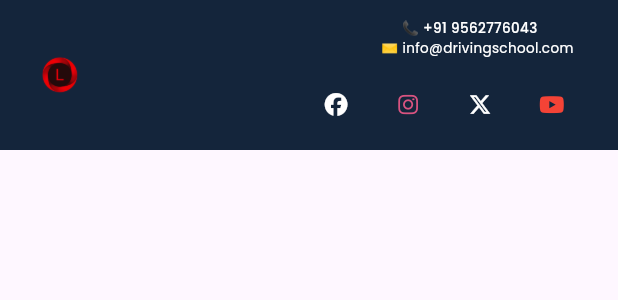
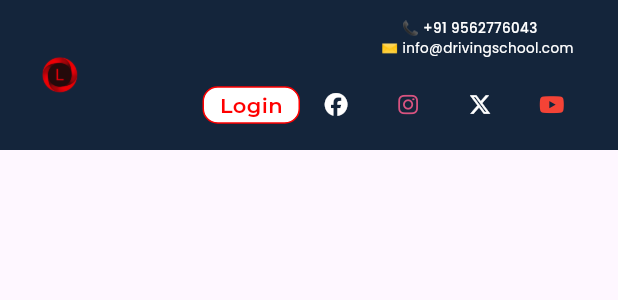
Before and after one commit to ajayp005/driving_web_lepton, a Flutter app: the ResponsiveMobileAppBar widget shown alone on an empty page, opened directly, on a phone screen of 412 x 824 dp. Shown: the top 300 px of the screen. Run offline on Flutter 3.47's test engine with Material 3 defaults, Android fonts, the phone set to English and light mode, and no system bars; our stand-ins replace flutter_staggered_animations, font_awesome_flutter, google_fonts.

Commit message:
June 19 10:30 commit

```diff
--- a/lib/view/home/appBar/appBar.dart
+++ b/lib/view/home/appBar/appBar.dart
@@ -2,6 +2,7 @@ import 'package:flutter/material.dart';
 import 'package:font_awesome_flutter/font_awesome_flutter.dart';
 import 'package:google_fonts/google_fonts.dart';
 import 'package:new_project_driving/view/colors/colors.dart';
+import 'package:new_project_driving/view/fonts/google_monstre.dart';
 import 'package:new_project_driving/view/widget/responsive/responsive.dart';
 import 'package:url_launcher/url_launcher.dart';
 import 'package:url_launcher/url_launcher_string.dart';
@@ -51,7 +52,7 @@ import 'package:url_launcher/url_launcher_string.dart';
 
 void _launchURL(String url) async {
   if (await canLaunchUrlString(url)) {
-    await launchUrl;
+    launchUrl;
   } else {
     throw 'Could not launch $url';
   }
@@ -68,7 +69,7 @@ class ResponsiveMobileAppBar extends StatelessWidget {
 
       return Container(
         color: const Color.fromARGB(255, 20, 37, 59),
-        height:  100,
+        height: 100,
         // ResponsiveWebSite.isMobile(context) ? 150 : 100,
         child: Padding(
           padding: const EdgeInsets.symmetric(vertical: 5, horizontal: 20),
@@ -105,24 +106,38 @@ class ResponsiveMobileAppBar extends StatelessWidget {
                           ResponsiveWebSite.isMobile(context)
                               ? Row(
                                   children: [
+                                    Container(
+                                        height: 25,
+                                        width: 65,
+                                        margin: EdgeInsets.zero,
+                                        decoration: BoxDecoration(
+                                            borderRadius:
+                                                const BorderRadius.all(Radius.circular(10)),
+                                            color: cWhite,
+                                            border: Border.all(color: cred)),
+                                        child: Center(
+                                          child: GoogleMonstserratWidgets(
+                                            text: "Login",
+                                            fontsize: 14,
+                                            fontWeight: FontWeight.w600,
+                                            color: cred,
+                                          ),
+                                        )),
                                     IconButton(
                                       icon: const FaIcon(
                                         size: 15,
                                         FontAwesomeIcons.facebook,
                                         color: Colors.white,
                                       ),
-                                      onPressed: () => _launchURL(
-                                          'https://www.facebook.com'),
+                                      onPressed: () => _launchURL('https://www.facebook.com'),
                                     ),
                                     IconButton(
                                       icon: const FaIcon(
                                         size: 15,
                                         FontAwesomeIcons.instagram,
-                                        color:
-                                            Color.fromARGB(255, 217, 83, 128),
+                                        color: Color.fromARGB(255, 217, 83, 128),
                                       ),
-                                      onPressed: () => _launchURL(
-                                          'https://www.instagram.com'),
+                                      onPressed: () => _launchURL('https://www.instagram.com'),
                                     ),
                                     IconButton(
                                       focusColor: Colors.black,
@@ -131,8 +146,7 @@ class ResponsiveMobileAppBar extends StatelessWidget {
                                         FontAwesomeIcons.xTwitter,
                                         color: Colors.white,
                                       ),
-                                      onPressed: () =>
-                                          _launchURL('https://www.twitter.com'),
+                                      onPressed: () => _launchURL('https://www.twitter.com'),
                                     ),
                                     IconButton(
                                       icon: const FaIcon(
@@ -140,31 +154,51 @@ class ResponsiveMobileAppBar extends StatelessWidget {
                                         FontAwesomeIcons.youtube,
                                         color: Colors.red,
                                       ),
-                                      onPressed: () =>
-                                          _launchURL('https://www.youtube.com'),
+                                      onPressed: () => _launchURL('https://www.youtube.com'),
                                     ),
                                   ],
                                 )
                               : Row(
                                   children: [
+                                    Padding(
+                                      padding: const EdgeInsets.only(right: 20),
+                                      child: InkWell(onTap: () {
+
+                                      },
+                                        child: Container(
+                                            height: 25,
+                                            width: 65,
+                                            margin: EdgeInsets.zero,
+                                            decoration: BoxDecoration(
+                                                borderRadius:
+                                                    const BorderRadius.all(Radius.circular(10)),
+                                                color: cWhite,
+                                                border: Border.all(color: cred)),
+                                            child: Center(
+                                              child: GoogleMonstserratWidgets(
+                                                text: "Login",
+                                                fontsize: 14,
+                                                fontWeight: FontWeight.w600,
+                                                color: cred,
+                                              ),
+                                            )),
+                                      ),
+                                    ),
                                     IconButton(
                                       icon: const FaIcon(
                                         size: 20,
                                         FontAwesomeIcons.facebook,
                                         color: Colors.white,
                                       ),
-                                      onPressed: () => _launchURL(
-                                          'https://www.facebook.com'),
+                                      onPressed: () => _launchURL('https://www.facebook.com'),
                                     ),
                                     IconButton(
                                       icon: const FaIcon(
                                         size: 20,
                                         FontAwesomeIcons.instagram,
-                                        color:
-                                            Color.fromARGB(255, 217, 83, 128),
+                                        color: Color.fromARGB(255, 217, 83, 128),
                                       ),
-                                      onPressed: () => _launchURL(
-                                          'https://www.instagram.com'),
+                                      onPressed: () => _launchURL('https://www.instagram.com'),
                                     ),
                                     IconButton(
                                       focusColor: Colors.black,
@@ -173,8 +207,7 @@ class ResponsiveMobileAppBar extends StatelessWidget {
                                         FontAwesomeIcons.xTwitter,
                                         color: Colors.white,
                                       ),
-                                      onPressed: () =>
-                                          _launchURL('https://www.twitter.com'),
+                                      onPressed: () => _launchURL('https://www.twitter.com'),
                                     ),
                                     IconButton(
                                       icon: const FaIcon(
@@ -182,8 +215,7 @@ class ResponsiveMobileAppBar extends StatelessWidget {
                                         FontAwesomeIcons.youtube,
                                         color: Colors.red,
                                       ),
-                                      onPressed: () =>
-                                          _launchURL('https://www.youtube.com'),
+                                      onPressed: () => _launchURL('https://www.youtube.com'),
                                     ),
                                   ],
                                 )
--- a/pubspec.yaml
+++ b/pubspec.yaml
@@ -39,6 +39,9 @@ dependencies:
   flutter_staggered_animations:
   url_launcher:
   font_awesome_flutter:
+  intl: ^0.19.0
+  uuid: ^4.4.0
+  fluttertoast: ^8.2.6
 
 dev_dependencies:
   flutter_test:
```
Also changed, not shown: pubspec.lock.
